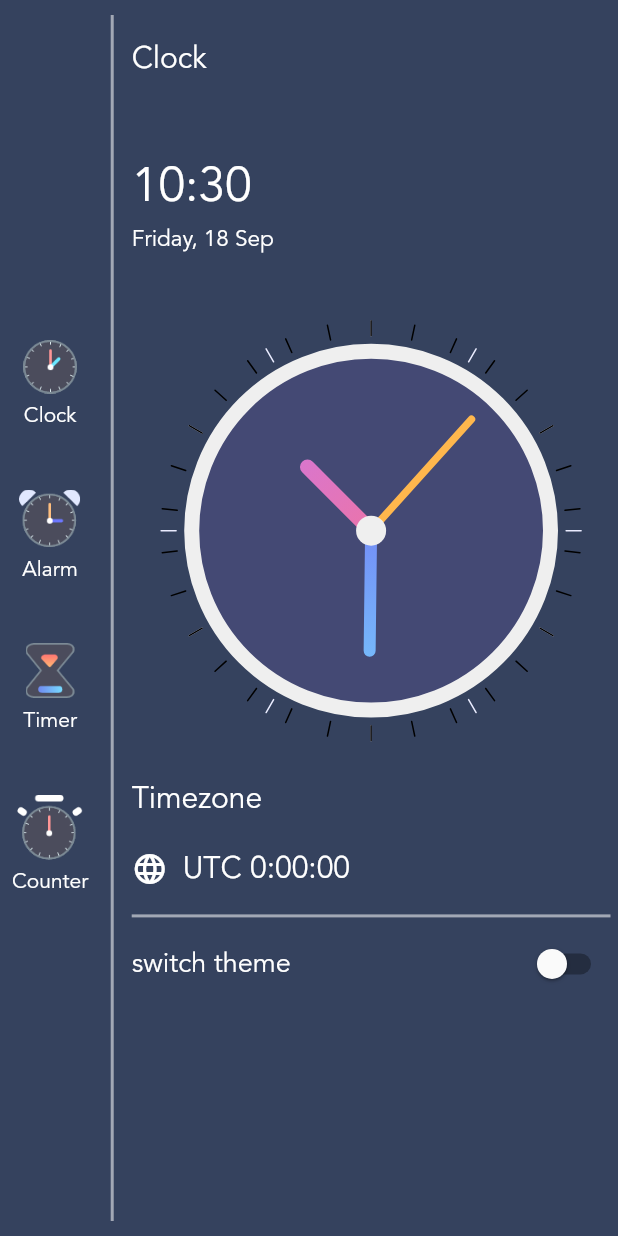
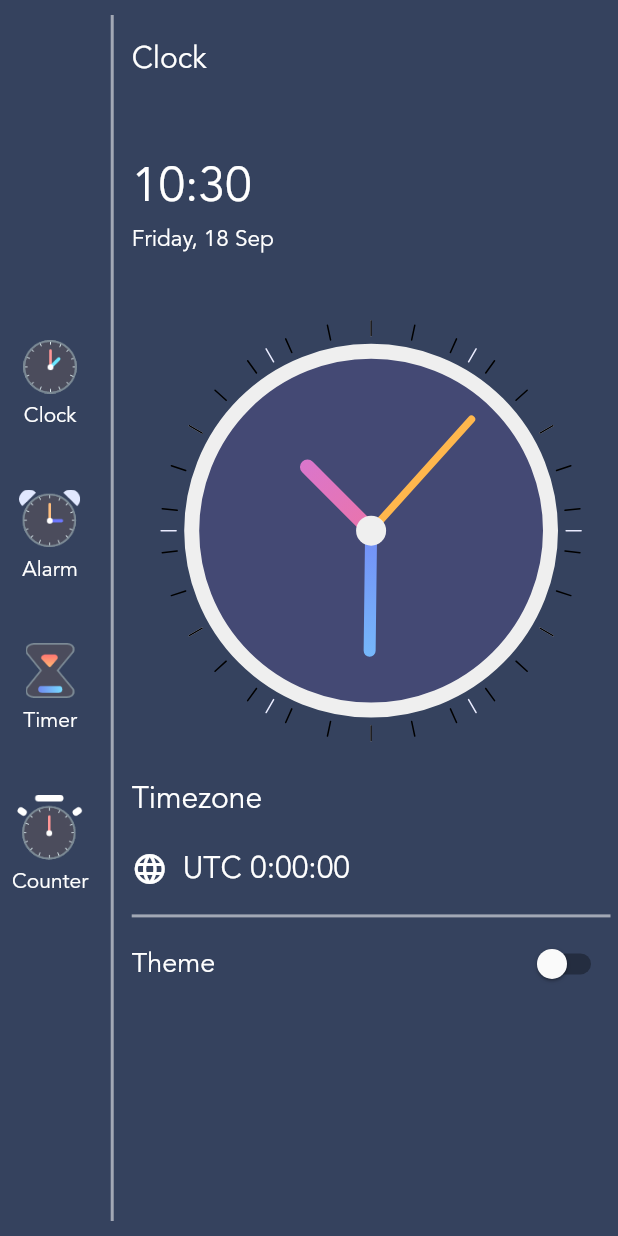
Before and after one commit to shema-ryan/Clock-App, a Flutter app: the screen it shows after launch, on a phone screen of 412 x 824 dp. Run offline on Flutter 3.47's test engine with Material 2 defaults, Android fonts, the phone set to English and light mode, and no system bars.

Commit message:
Clock-App

```diff
--- a/lib/homepage.dart
+++ b/lib/homepage.dart
@@ -131,7 +131,7 @@ class _HomepageState extends State<Homepage> {
                       mainAxisAlignment: MainAxisAlignment.spaceBetween,
                       children: [
                         Text(
-                          'switch theme',
+                          'Theme',
                           style: TextStyle(fontSize: 18, color: Colors.white),
                         ),
                         Switch(
```
